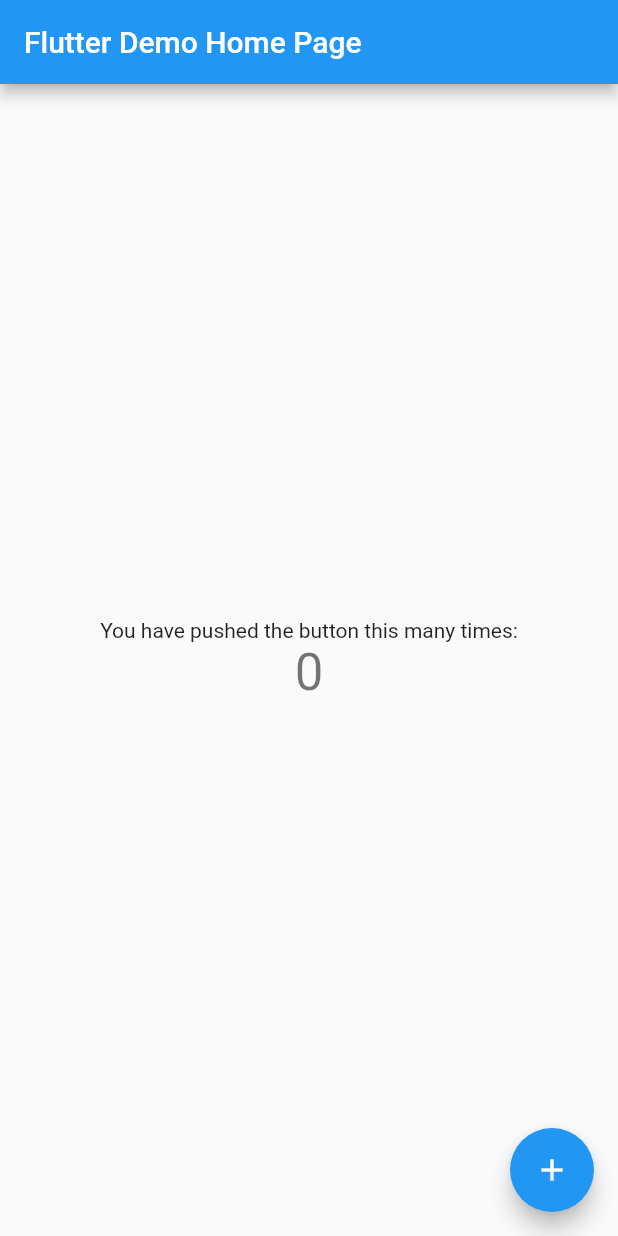
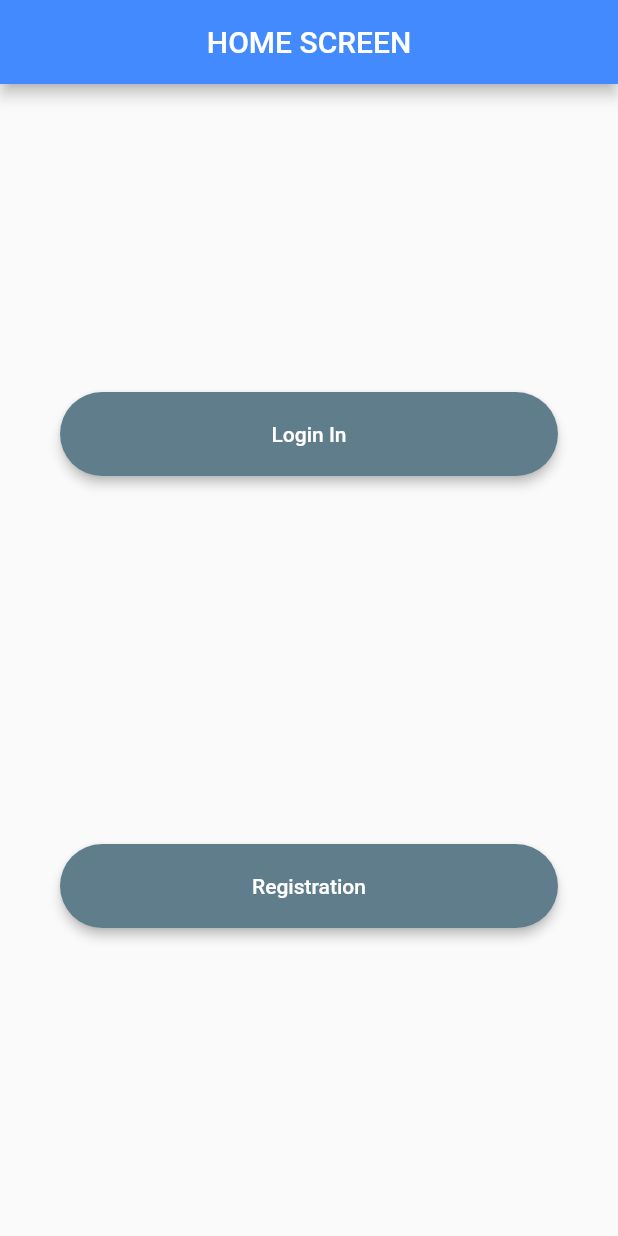
Before and after one commit to akshaykoni174285/Flutter-testing, a Flutter app: the screen it shows after launch, on a phone screen of 412 x 824 dp. Run offline on Flutter 3.47's test engine with Material 2 defaults, Android fonts, the phone set to English and light mode, and no system bars.

Commit message:
initial commit

```diff
--- a/lib/main.dart
+++ b/lib/main.dart
@@ -1,4 +1,5 @@
 import 'package:flutter/material.dart';
+import 'package:flutter_testing/screens/home_screen.dart';
 
 void main() {
   runApp(const MyApp());
@@ -7,109 +8,10 @@ void main() {
 class MyApp extends StatelessWidget {
   const MyApp({Key? key}) : super(key: key);
 
-  // This widget is the root of your application.
   @override
   Widget build(BuildContext context) {
     return MaterialApp(
-      title: 'Flutter Demo',
-      theme: ThemeData(
-        // This is the theme of your application.
-        //
-        // Try running your application with "flutter run". You'll see the
-        // application has a blue toolbar. Then, without quitting the app, try
-        // changing the primarySwatch below to Colors.green and then invoke
-        // "hot reload" (press "r" in the console where you ran "flutter run",
-        // or simply save your changes to "hot reload" in a Flutter IDE).
-        // Notice that the counter didn't reset back to zero; the application
-        // is not restarted.
-        primarySwatch: Colors.blue,
-      ),
-      home: const MyHomePage(title: 'Flutter Demo Home Page'),
+      home: Home_Screen(),
     );
   }
 }
-
-class MyHomePage extends StatefulWidget {
-  const MyHomePage({Key? key, required this.title}) : super(key: key);
-
-  // This widget is the home page of your application. It is stateful, meaning
-  // that it has a State object (defined below) that contains fields that affect
-  // how it looks.
-
-  // This class is the configuration for the state. It holds the values (in this
-  // case the title) provided by the parent (in this case the App widget) and
-  // used by the build method of the State. Fields in a Widget subclass are
-  // always marked "final".
-
-  final String title;
-
-  @override
-  State<MyHomePage> createState() => _MyHomePageState();
-}
-
-class _MyHomePageState extends State<MyHomePage> {
-  int _counter = 0;
-
-  void _incrementCounter() {
-    setState(() {
-      // This call to setState tells the Flutter framework that something has
-      // changed in this State, which causes it to rerun the build method below
-      // so that the display can reflect the updated values. If we changed
-      // _counter without calling setState(), then the build method would not be
-      // called again, and so nothing would appear to happen.
-      _counter++;
-    });
-  }
-
-  @override
-  Widget build(BuildContext context) {
-    // This method is rerun every time setState is called, for instance as done
-    // by the _incrementCounter method above.
-    //
-    // The Flutter framework has been optimized to make rerunning build methods
-    // fast, so that you can just rebuild anything that needs updating rather
-    // than having to individually change instances of widgets.
-    return Scaffold(
-      appBar: AppBar(
-        // Here we take the value from the MyHomePage object that was created by
-        // the App.build method, and use it to set our appbar title.
-        title: Text(widget.title),
-      ),
-      body: Center(
-        // Center is a layout widget. It takes a single child and positions it
-        // in the middle of the parent.
-        child: Column(
-          // Column is also a layout widget. It takes a list of children and
-          // arranges them vertically. By default, it sizes itself to fit its
-          // children horizontally, and tries to be as tall as its parent.
-          //
-          // Invoke "debug painting" (press "p" in the console, choose the
-          // "Toggle Debug Paint" action from the Flutter Inspector in Android
-          // Studio, or the "Toggle Debug Paint" command in Visual Studio Code)
-          // to see the wireframe for each widget.
-          //
-          // Column has various properties to control how it sizes itself and
-          // how it positions its children. Here we use mainAxisAlignment to
-          // center the children vertically; the main axis here is the vertical
-          // axis because Columns are vertical (the cross axis would be
-          // horizontal).
-          mainAxisAlignment: MainAxisAlignment.center,
-          children: <Widget>[
-            const Text(
-              'You have pushed the button this many times:',
-            ),
-            Text(
-              '$_counter',
-              style: Theme.of(context).textTheme.headline4,
-            ),
-          ],
-        ),
-      ),
-      floatingActionButton: FloatingActionButton(
-        onPressed: _incrementCounter,
-        tooltip: 'Increment',
-        child: const Icon(Icons.add),
-      ), // This trailing comma makes auto-formatting nicer for build methods.
-    );
-  }
-}
--- /dev/null
+++ b/lib/screens/home_screen.dart
@@ -0,0 +1,61 @@
+import 'package:flutter/material.dart';
+
+class Home_Screen extends StatelessWidget {
+  @override
+  Widget build(BuildContext context) {
+    return Scaffold(
+      appBar: AppBar(
+        backgroundColor: Colors.blueAccent,
+        title: Text('HOME SCREEN'),
+        centerTitle: true,
+        titleSpacing: 1.5,
+      ),
+      body: Center(
+        child: Column(
+          mainAxisAlignment: MainAxisAlignment.spaceEvenly,
+          crossAxisAlignment: CrossAxisAlignment.stretch,
+          children: [
+            Container(
+              padding: EdgeInsets.all(40),
+              child: MaterialButton(
+                padding: EdgeInsets.all(20),
+                minWidth: 100,
+                height: 50,
+                onPressed: () {},
+                color: Colors.blueGrey,
+                elevation: 3,
+                shape: RoundedRectangleBorder(
+                    borderRadius: BorderRadius.circular(30)),
+                child: Text(
+                  'Login In',
+                  style: TextStyle(
+                    color: Colors.white,
+                  ),
+                ),
+              ),
+            ),
+            Container(
+              padding: EdgeInsets.all(40),
+              child: MaterialButton(
+                padding: EdgeInsets.all(20),
+                minWidth: 100,
+                height: 50,
+                shape: RoundedRectangleBorder(
+                    borderRadius: BorderRadius.circular(30)),
+                color: Colors.blueGrey,
+                onPressed: () {},
+                elevation: 3,
+                child: Text(
+                  'Registration',
+                  style: TextStyle(
+                    color: Colors.white,
+                  ),
+                ),
+              ),
+            )
+          ],
+        ),
+      ),
+    );
+  }
+}
```
